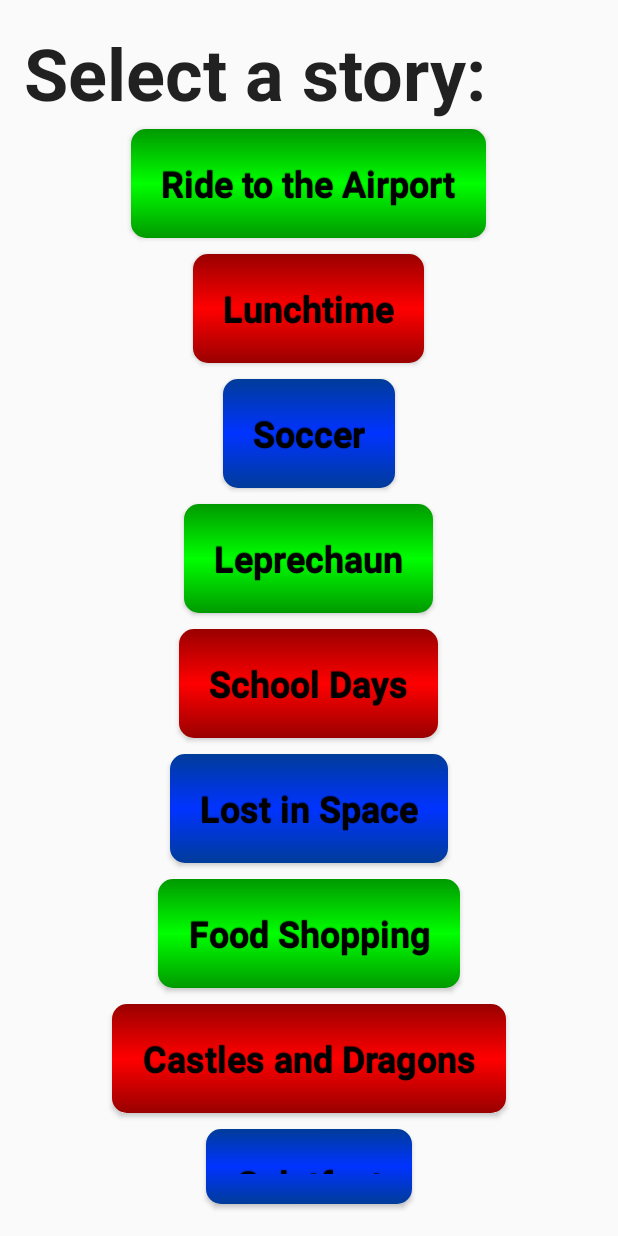
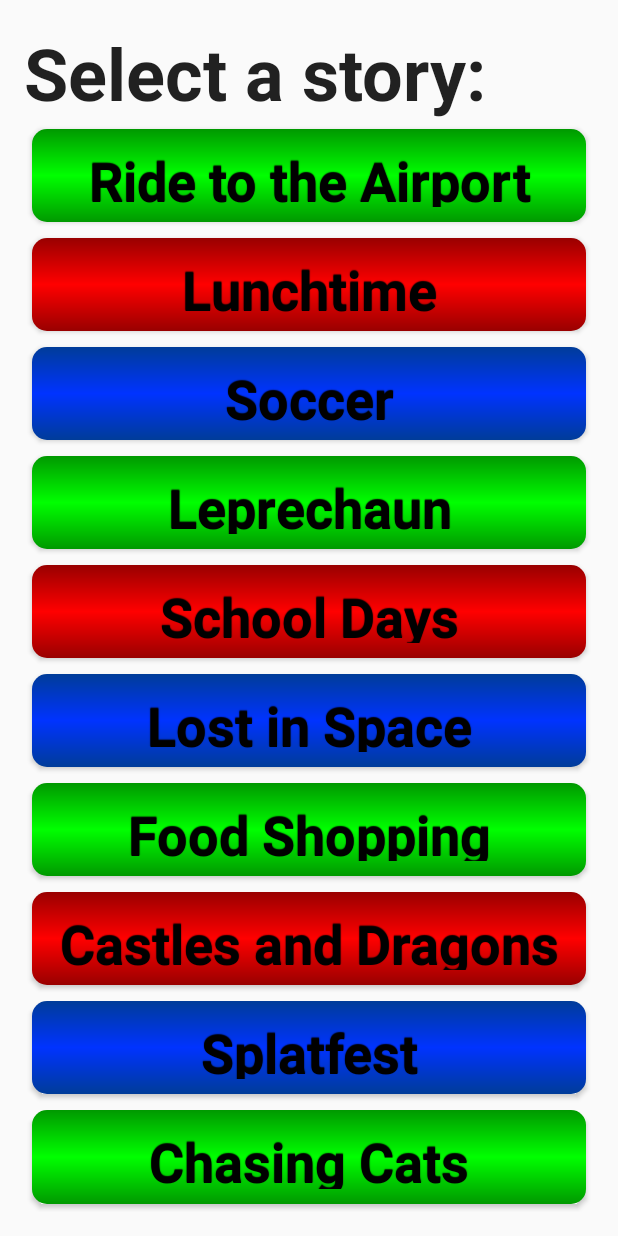
Before and after one commit to carimartinez123/SillyStories, an Android app: the NewStoryActivity screen opened directly, with no data from a screen before it, on a phone screen of 412 x 824 dp. Run offline under Robolectric (Android 15) with nearby library versions, the phone set to English and light mode, and no system bars.

Commit message:
Updated Main and NewStory styles

```diff
--- a/app/src/main/res/layout/content_main.xml
+++ b/app/src/main/res/layout/content_main.xml
@@ -46,30 +46,30 @@ android:background="#ffffff">
         android:layout_height="match_parent"
         android:layout_gravity="center"
         android:gravity="top|center_horizontal"
-        android:paddingTop="100dp">
+        android:paddingTop="100dp"
+        android:weightSum="5">
 
         <Button
-            android:layout_width="wrap_content"
-            android:layout_height="wrap_content"
             android:text="New Story"
             android:id="@+id/newStoryButton"
-            android:layout_weight="0"
+            android:layout_weight="1"
+            android:layout_height="0dip"
+            android:layout_width="fill_parent"
             android:textStyle="bold"
-            android:textSize="24dp"
-            android:padding="30dp"
+            android:textSize="36dp"
             android:onClick="startStory"
             android:allowUndo="true"
             android:layout_margin="30dp"
             style="@style/redButtonStyle" />
 
         <Button
-            android:layout_width="wrap_content"
-            android:layout_height="wrap_content"
+            android:layout_height="0dip"
+            android:layout_width="fill_parent"
             android:text="Saved Story"
             android:id="@+id/savedStoryButton"
-            android:layout_weight="0"
+            android:layout_weight="1"
             android:textStyle="bold"
-            android:textSize="24dp"
+            android:textSize="36dp"
             android:onClick="startStory"
             android:layout_marginLeft="20dp"
             android:layout_marginTop="30dp"
--- a/app/src/main/res/layout/content_new_story.xml
+++ b/app/src/main/res/layout/content_new_story.xml
@@ -22,7 +22,7 @@
         android:layout_alignParentBottom="true"
         android:layout_alignParentRight="true"
         android:layout_alignParentEnd="true"
-        android:weightSum="1">
+        android:weightSum="10">
 
         <TextView
             android:layout_width="match_parent"
@@ -34,110 +34,120 @@
             android:textStyle="bold" />
 
         <Button
-            android:layout_width="wrap_content"
-            android:layout_height="wrap_content"
+            android:layout_weight="1"
+            android:layout_height="0dip"
+            android:layout_width="fill_parent"
             android:text="@string/story1"
             android:id="@+id/story1Button"
-            android:textSize="24dp"
+            android:textSize="36dp"
             android:onClick="goToSelections"
             style="@style/greenButtonStyle"
             android:layout_gravity="center_horizontal"
             android:layout_margin="5dp" />
 
         <Button
-            android:layout_width="wrap_content"
-            android:layout_height="wrap_content"
+            android:layout_weight="1"
+            android:layout_height="0dip"
+            android:layout_width="fill_parent"
             android:text="@string/story2"
             android:id="@+id/story2Button"
-            android:textSize="24dp"
+            android:textSize="36dp"
             android:onClick="goToSelections"
             style="@style/redButtonStyle"
             android:layout_gravity="center_horizontal"
             android:layout_margin="5dp" />
 
         <Button
-            android:layout_width="wrap_content"
-            android:layout_height="wrap_content"
+            android:layout_weight="1"
+            android:layout_height="0dip"
+            android:layout_width="fill_parent"
             android:text="@string/story3"
             android:id="@+id/story3Button"
-            android:textSize="24dp"
+            android:textSize="36dp"
             android:onClick="goToSelections"
             style="@style/blueButtonStyle"
             android:layout_gravity="center_horizontal"
             android:layout_margin="5dp" />
 
         <Button
-            android:layout_width="wrap_content"
-            android:layout_height="wrap_content"
+            android:layout_weight="1"
+            android:layout_height="0dip"
+            android:layout_width="fill_parent"
             android:text="@string/story4"
             android:id="@+id/story4Button"
-            android:textSize="24dp"
+            android:textSize="36dp"
             android:onClick="goToSelections"
             style="@style/greenButtonStyle"
             android:layout_gravity="center_horizontal"
             android:layout_margin="5dp" />
 
         <Button
-            android:layout_width="wrap_content"
-            android:layout_height="wrap_content"
+            android:layout_weight="1"
+            android:layout_height="0dip"
+            android:layout_width="fill_parent"
             android:text="@string/story5"
             android:id="@+id/story5Button"
-            android:textSize="24dp"
+            android:textSize="36dp"
             android:onClick="goToSelections"
             style="@style/redButtonStyle"
             android:layout_gravity="center_horizontal"
             android:layout_margin="5dp" />
 
         <Button
-            android:layout_width="wrap_content"
-            android:layout_height="wrap_content"
+            android:layout_weight="1"
+            android:layout_height="0dip"
+            android:layout_width="fill_parent"
             android:text="@string/story6"
             android:id="@+id/story6Button"
-            android:textSize="24dp"
+            android:textSize="36dp"
             android:onClick="goToSelections"
             style="@style/blueButtonStyle"
             android:layout_gravity="center_horizontal"
             android:layout_margin="5dp" />
 
         <Button
-            android:layout_width="wrap_content"
-            android:layout_height="wrap_content"
+            android:layout_weight="1"
+            android:layout_height="0dip"
+            android:layout_width="fill_parent"
             android:text="@string/story7"
             android:id="@+id/story7Button"
-            android:textSize="24dp"
+            android:textSize="36dp"
             android:onClick="goToSelections"
             style="@style/greenButtonStyle"
             android:layout_gravity="center_horizontal"
             android:layout_margin="5dp" />
 
         <Button
-            android:layout_width="wrap_content"
-            android:layout_height="wrap_content"
+            android:layout_weight="1"
+            android:layout_height="0dip"
+            android:layout_width="fill_parent"
             android:text="@string/story8"
             android:id="@+id/story8Button"
-            android:textSize="24dp"
+            android:textSize="36dp"
             android:onClick="goToSelections"
             style="@style/redButtonStyle"
             android:layout_gravity="center_horizontal"
             android:layout_margin="5dp" />
 
         <Button
-            android:layout_width="wrap_content"
-            android:layout_height="wrap_content"
+            android:layout_weight="1"
+            android:layout_height="0dip"
+            android:layout_width="fill_parent"
             android:text="@string/story9"
             android:id="@+id/story9Button"
-            android:textSize="24dp"
+            android:textSize="36dp"
             android:onClick="goToSelections"
             style="@style/blueButtonStyle"
             android:layout_gravity="center_horizontal"
             android:layout_margin="5dp" />
 
         <Button
-            android:layout_width="wrap_content"
-            android:layout_height="wrap_content"
+            android:layout_weight="1"
+            android:layout_height="0dip"
+            android:layout_width="fill_parent"
             android:text="@string/story10"
             android:id="@+id/story10Button"
-            android:textSize="24dp"
+            android:textSize="36dp"
             android:onClick="goToSelections"
             style="@style/greenButtonStyle"
             android:layout_gravity="center_horizontal"
--- a/app/src/main/res/values/styles.xml
+++ b/app/src/main/res/values/styles.xml
@@ -34,12 +34,14 @@
     <style name="redButtonStyle" parent="@android:style/Widget.Button">
         <item name="android:gravity">center_vertical|center_horizontal</item>
         <item name="android:textColor">#000000</item>
+        <item name="android:layout_width">wrap_content</item>
+        <item name="android:layout_height">wrap_content</item>
         <item name="android:shadowColor">#000000</item>
         <item name="android:shadowDx">0</item>
         <item name="android:shadowDy">-1</item>
         <item name="android:shadowRadius">0.2</item>
         <item name="android:textSize">24dp</item>
-        <item name="android:padding">20dp</item>
+        <item name="android:padding">10dp</item>
         <item name="android:textStyle">bold</item>
         <item name="android:background">@drawable/inner_shadow_red</item>
         <item name="android:focusable">true</item>
@@ -49,12 +51,14 @@
     <style name="blueButtonStyle" parent="@android:style/Widget.Button">
         <item name="android:gravity">center_vertical|center_horizontal</item>
         <item name="android:textColor">#000000</item>
+        <item name="android:layout_height">wrap_content</item>
+        <item name="android:layout_width">wrap_content</item>
         <item name="android:shadowColor">#000000</item>
         <item name="android:shadowDx">0</item>
         <item name="android:shadowDy">-1</item>
         <item name="android:shadowRadius">0.2</item>
         <item name="android:textSize">24dp</item>
-        <item name="android:padding">20dp</item>
+        <item name="android:padding">10dp</item>
         <item name="android:textStyle">bold</item>
         <item name="android:background">@drawable/inner_shadow_blue</item>
         <item name="android:focusable">true</item>
@@ -64,8 +68,10 @@
     <style name="greenButtonStyle" parent="@android:style/Widget.Button">
         <item name="android:gravity">center_vertical|center_horizontal</item>
         <item name="android:textColor">#000000</item>
+        <item name="android:layout_height">wrap_content</item>
+        <item name="android:layout_width">wrap_content</item>
         <item name="android:shadowColor">#000000</item>
-        <item name="android:padding">20dp</item>
+        <item name="android:padding">10dp</item>
         <item name="android:shadowDx">0</item>
         <item name="android:shadowDy">-1</item>
         <item name="android:shadowRadius">0.2</item>
```
